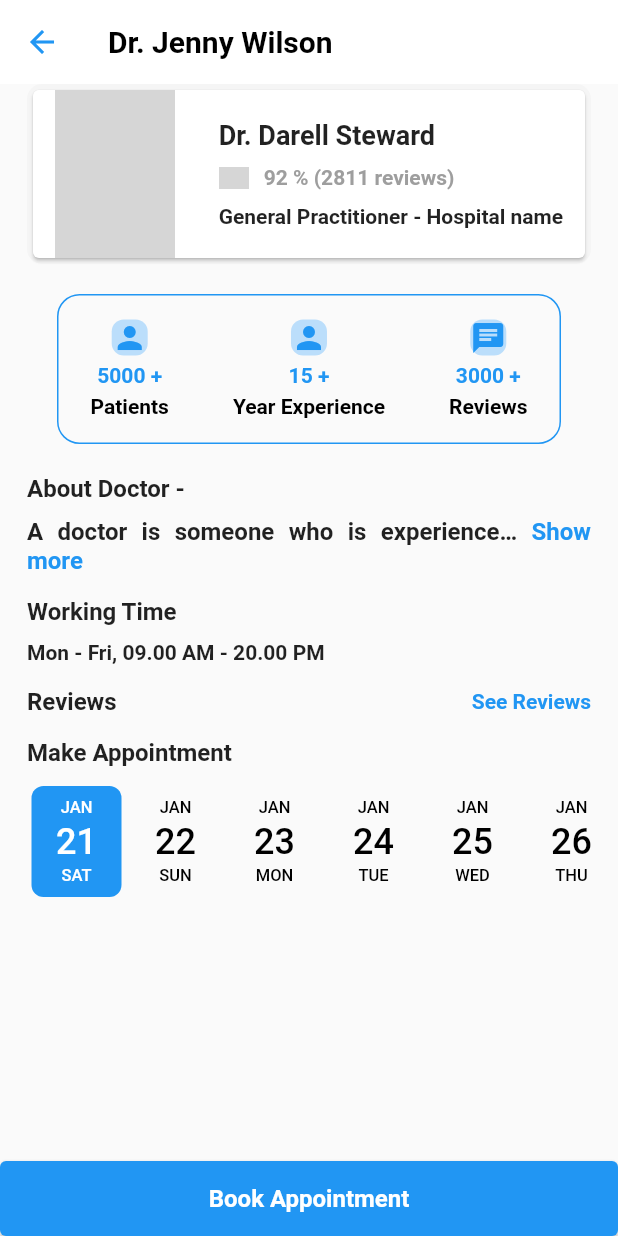
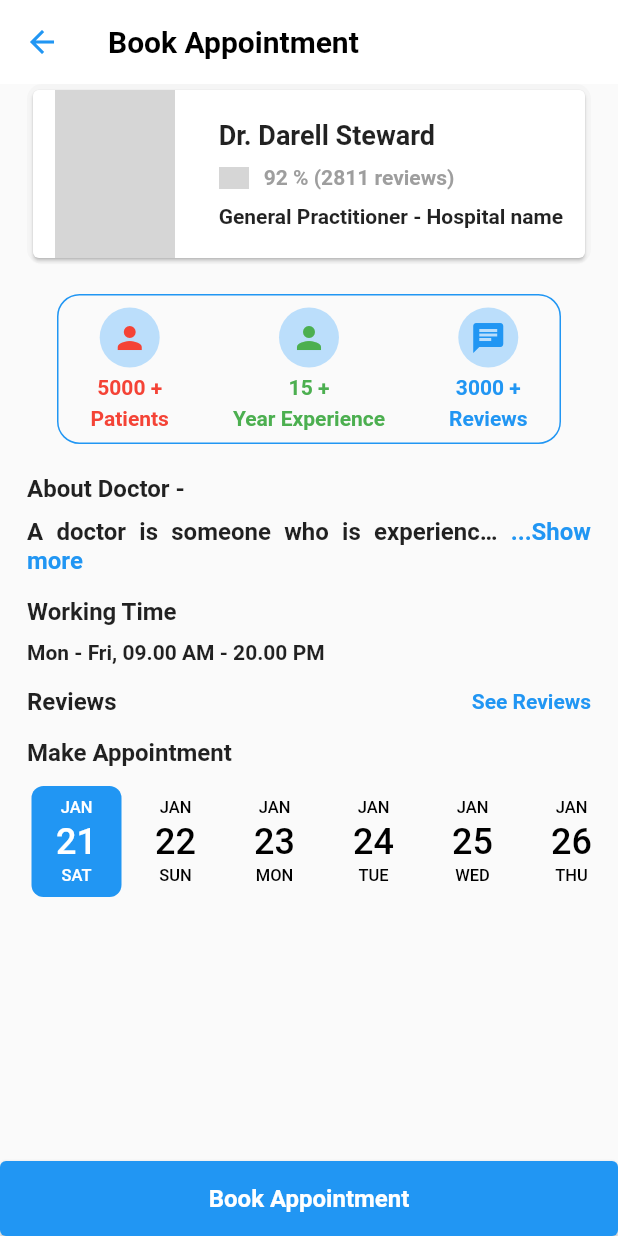
Before and after one commit to fluttereasy/hospital_app, a Flutter app: the ScheduleAppointment screen opened directly, on a phone screen of 412 x 824 dp. Run offline on Flutter 3.47's test engine with Material 2 defaults, Android fonts, the phone set to English and light mode, and no system bars; drawn by our look-alikes of date_picker_timeline, readmore; our stand-ins replace getwidget, shared_preferences; missing offline and left inert: fl_country_code_picker, flutter_pin_code_fields; accounts and stored records are empty; grey boxes are pictures that could not be loaded.

Commit message:
first commit

```diff
--- a/lib/Hospital_List/hospital_list.dart
+++ b/lib/Hospital_List/hospital_list.dart
@@ -1,4 +1,6 @@
+import 'package:flutter/cupertino.dart';
 import 'package:flutter/material.dart';
+import 'package:hospital_app/Hospital_List/hospital_appointment_screen.dart';
 
 class HospitalListScreen extends StatefulWidget {
   const HospitalListScreen({Key? key}) : super(key: key);
@@ -129,7 +131,9 @@ class _HospitalListScreenState extends State<HospitalListScreen> {
                                               const Expanded(
                                                   child: SizedBox(width: 5)),
                                               TextButton(
-                                                  onPressed: () {},
+                                                  onPressed: () {
+                                                    Navigator.push(context, CupertinoPageRoute(builder: (context)=>const HospitalAppointmentScreen()));
+                                                  },
                                                   child:
                                                       const Text('Details >'))
                                             ],
--- a/lib/Screens/appointment_schedule.dart
+++ b/lib/Screens/appopintment_screen.dart
@@ -1,7 +1,7 @@
 import 'package:flutter/cupertino.dart';
 import 'package:flutter/material.dart';
 import 'package:date_picker_timeline/date_picker_timeline.dart';
-import 'package:hospital_app/Screens/patient_details.dart';
+import 'package:hospital_app/Screens/patient_details_screen.dart';
 import 'package:readmore/readmore.dart';
 
 class ScheduleAppointment extends StatefulWidget {
@@ -12,10 +12,9 @@ class ScheduleAppointment extends StatefulWidget {
 }
 
 class _ScheduleAppointmentState extends State<ScheduleAppointment> {
-  DatePickerController _controller = DatePickerController();
+  final DatePickerController _controller = DatePickerController();
   DateTime _selectedValue = DateTime.now();
-  String content =
-      'A doctor is someone who is experienced and certified to practice medicine to help maintain or restore physical and mental health. A doctor is tasked with interacting with patients.';
+  String content = 'A doctor is someone who is experienced and certified to practice medicine to help maintain or restore physical and mental health. A doctor is tasked with interacting with patients.A doctor is someone who is experienced and certified to practice medicine to help maintain or restore physical and mental health. A doctor is tasked with interacting with patients.';
   @override
   Widget build(BuildContext context) {
     return Scaffold(
@@ -42,7 +41,7 @@ class _ScheduleAppointmentState extends State<ScheduleAppointment> {
           backgroundColor: Colors.white,
           elevation: 0,
           title: const Text(
-            'Dr. Jenny Wilson',
+            'Book Appointment',
             style: TextStyle(color: Colors.black, fontWeight: FontWeight.bold),
           ),
         ),
@@ -127,12 +126,15 @@ class _ScheduleAppointmentState extends State<ScheduleAppointment> {
                           Column(
                             children: [
                               Container(
+                                  height: 40,
+                                  width: 40,
                                   decoration: BoxDecoration(
                                       color: Colors.blue[100],
-                                      borderRadius: BorderRadius.circular(8.0)),
+                                      borderRadius:
+                                          BorderRadius.circular(50.0)),
                                   child: const Icon(
                                     Icons.person,
-                                    color: Colors.blue,
+                                    color: Colors.red,
                                   )),
                               const SizedBox(
                                 height: 5,
@@ -141,7 +143,7 @@ class _ScheduleAppointmentState extends State<ScheduleAppointment> {
                                 '5000 +',
                                 style: TextStyle(
                                     fontSize: 14,
-                                    color: Colors.blue,
+                                    color: Colors.red,
                                     fontWeight: FontWeight.bold),
                               ),
                               const SizedBox(
@@ -150,7 +152,7 @@ class _ScheduleAppointmentState extends State<ScheduleAppointment> {
                               const Text(
                                 'Patients',
                                 style: TextStyle(
-                                    color: Colors.black,
+                                    color: Colors.red,
                                     fontWeight: FontWeight.bold),
                               )
                             ],
@@ -158,12 +160,14 @@ class _ScheduleAppointmentState extends State<ScheduleAppointment> {
                           Column(
                             children: [
                               Container(
+                                height: 40,
+                                width: 40,
                                 decoration: BoxDecoration(
                                     color: Colors.blue[100],
-                                    borderRadius: BorderRadius.circular(8.0)),
+                                    borderRadius: BorderRadius.circular(30.0)),
                                 child: const Icon(
                                   Icons.person,
-                                  color: Colors.blue,
+                                  color: Colors.green,
                                 ),
                               ),
                               const SizedBox(
@@ -173,7 +177,7 @@ class _ScheduleAppointmentState extends State<ScheduleAppointment> {
                                 '15 +',
                                 style: TextStyle(
                                     fontSize: 14,
-                                    color: Colors.blue,
+                                    color: Colors.green,
                                     fontWeight: FontWeight.bold),
                               ),
                               const SizedBox(
@@ -182,7 +186,7 @@ class _ScheduleAppointmentState extends State<ScheduleAppointment> {
                               const Text(
                                 'Year Experience',
                                 style: TextStyle(
-                                    color: Colors.black,
+                                    color: Colors.green,
                                     fontWeight: FontWeight.bold),
                               )
                             ],
@@ -190,9 +194,12 @@ class _ScheduleAppointmentState extends State<ScheduleAppointment> {
                           Column(
                             children: [
                               Container(
+                                  height: 40,
+                                  width: 40,
                                   decoration: BoxDecoration(
                                       color: Colors.blue[100],
-                                      borderRadius: BorderRadius.circular(8.0)),
+                                      borderRadius:
+                                          BorderRadius.circular(30.0)),
                                   child: const Icon(
                                     Icons.chat,
                                     color: Colors.blue,
@@ -213,7 +220,7 @@ class _ScheduleAppointmentState extends State<ScheduleAppointment> {
                               const Text(
                                 'Reviews',
                                 style: TextStyle(
-                                    color: Colors.black,
+                                    color: Colors.blue,
                                     fontWeight: FontWeight.bold),
                               )
                             ],
@@ -246,7 +253,7 @@ class _ScheduleAppointmentState extends State<ScheduleAppointment> {
                               trimLines: 1,
                               textAlign: TextAlign.justify,
                               trimMode: TrimMode.Line,
-                              trimCollapsedText: 'Show more',
+                              trimCollapsedText: '...Show more',
                               trimExpandedText: 'Show less',
                               lessStyle: const TextStyle(
                                 fontWeight: FontWeight.bold,
--- a/lib/Screens/navigation_screen.dart
+++ b/lib/Screens/dashboard_screen.dart
@@ -1,7 +1,7 @@
 import 'package:flutter/material.dart';
 import 'package:hospital_app/Screens/notification_screen.dart';
 import 'package:hospital_app/Screens/proile_screen.dart';
-import 'apppointment_screen.dart';
+import 'doctor_list_screen.dart';
 import 'home_screen.dart';
 
 class NavigationBarScreen extends StatefulWidget {
--- a/lib/Screens/apppointment_screen.dart
+++ b/lib/Screens/doctor_list_screen.dart
@@ -1,6 +1,5 @@
-import 'package:flutter/cupertino.dart';
 import 'package:flutter/material.dart';
-import 'package:hospital_app/Screens/appointment_schedule.dart';
+import 'package:hospital_app/Screens/appopintment_screen.dart';
 
 class AppointmentScreen extends StatefulWidget {
   const AppointmentScreen({Key? key}) : super(key: key);
--- a/lib/Screens/home_screen.dart
+++ b/lib/Screens/home_screen.dart
@@ -2,7 +2,7 @@ import 'package:flutter/cupertino.dart';
 import 'package:flutter/material.dart';
 import 'package:hospital_app/Department%20List/department_list.dart';
 import 'package:hospital_app/Hospital_List/hospital_list.dart';
-import 'package:hospital_app/Screens/apppointment_screen.dart';
+import 'package:hospital_app/Screens/doctor_list_screen.dart';
 
 class HomeScreen extends StatefulWidget {
   const HomeScreen({Key? key}) : super(key: key);
--- a/lib/Screens/login_screen.dart
+++ b/lib/Screens/login_screen.dart
@@ -1,6 +1,6 @@
 import 'package:flutter/cupertino.dart';
 import 'package:flutter/material.dart';
-import 'package:hospital_app/Screens/navigation_screen.dart';
+import 'package:hospital_app/Screens/dashboard_screen.dart';
 import 'package:hospital_app/Screens/register_screen.dart';
 import 'package:hospital_app/main.dart';
 import 'package:shared_preferences/shared_preferences.dart';
@@ -120,7 +120,7 @@ class _LoginScreenState extends State<LoginScreen> {
                               )),
                           TextButton(
                               onPressed: () {
-                                Navigator.push(
+                                Navigator.pushReplacement(
                                     context,
                                     CupertinoPageRoute(
                                         builder: (context) =>
--- a/lib/Screens/register_screen.dart
+++ b/lib/Screens/register_screen.dart
@@ -1,7 +1,7 @@
 import 'package:flutter/cupertino.dart';
 import 'package:flutter/material.dart';
 import 'package:hospital_app/Screens/login_screen.dart';
-import 'navigation_screen.dart';
+import 'dashboard_screen.dart';
 
 class RegisterScreen extends StatefulWidget {
   const RegisterScreen({Key? key}) : super(key: key);
--- a/lib/main.dart
+++ b/lib/main.dart
@@ -2,7 +2,7 @@ import 'dart:async';
 import 'package:flutter/cupertino.dart';
 import 'package:flutter/material.dart';
 import 'package:hospital_app/Screens/home_screen.dart';
-import 'package:hospital_app/Screens/navigation_screen.dart';
+import 'package:hospital_app/Screens/dashboard_screen.dart';
 import 'package:shared_preferences/shared_preferences.dart';
 
 import 'Screens/login_screen.dart';
--- a/pubspec.yaml
+++ b/pubspec.yaml
@@ -41,6 +41,7 @@ dependencies:
   fl_country_code_picker: ^0.0.4
   flutter_pin_code_fields: ^1.2.0
   shared_preferences: ^2.0.16
+  getwidget: ^3.0.1
 
 
 dev_dependencies:
```
Also changed, not shown: lib/Hospital_List/hospital_appointment_screen.dart (added, +217 -0 lines), lib/Screens/otp_login_screen.dart (deleted, +0 -98 lines), lib/Screens/patient_details_screen.dart (renamed from lib/Screens/patient_details.dart, +8 -17 lines), images/hospital.jpg (added), pubspec.lock.
